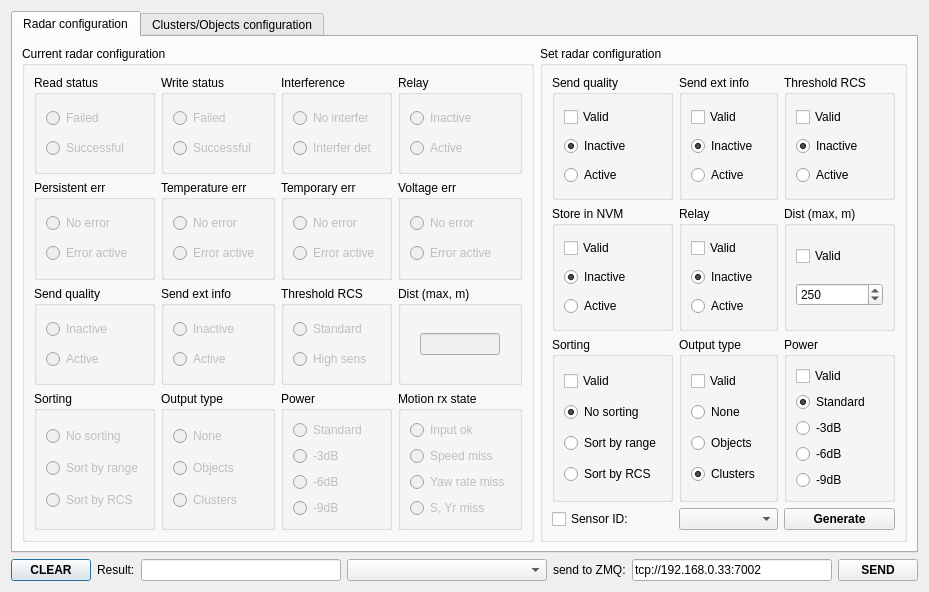
Before: the Qt Designer form dialogconfig.ui in anatoltrush/RadarVisual, drawn with Qt 5.
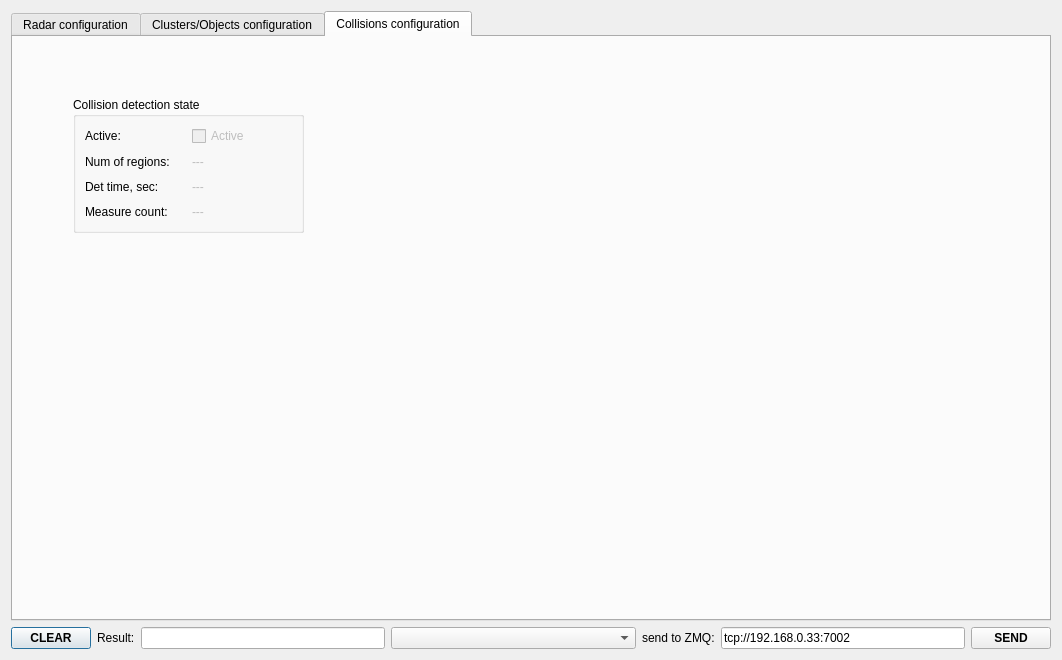
After: the same form once the commit is applied.

Commit message: Work with collisions

```diff
--- a/dialogconfig.ui
+++ b/dialogconfig.ui
@@ -6,8 +6,8 @@
    <rect>
     <x>0</x>
     <y>0</y>
-    <width>845</width>
-    <height>580</height>
+    <width>1062</width>
+    <height>660</height>
    </rect>
   </property>
   <property name="windowTitle">
@@ -26,6 +26,7 @@
       <widget class="QPushButton" name="pBClearResStr">
        <property name="font">
         <font>
+         <weight>75</weight>
          <bold>true</bold>
         </font>
        </property>
@@ -51,6 +52,7 @@
        </property>
        <property name="font">
         <font>
+         <weight>75</weight>
          <bold>true</bold>
         </font>
        </property>
@@ -69,6 +71,7 @@
        </property>
        <property name="font">
         <font>
+         <weight>75</weight>
          <bold>true</bold>
         </font>
        </property>
@@ -95,6 +98,7 @@
       <widget class="QPushButton" name="pBSend">
        <property name="font">
         <font>
+         <weight>75</weight>
          <bold>true</bold>
         </font>
        </property>
@@ -114,7 +118,7 @@
       </sizepolicy>
      </property>
      <property name="currentIndex">
-      <number>0</number>
+      <number>2</number>
      </property>
      <widget class="QWidget" name="tbRadarConfig">
       <attribute name="title">
@@ -1123,6 +1127,7 @@
            <widget class="QPushButton" name="pBGenRadConf">
             <property name="font">
              <font>
+              <weight>75</weight>
               <bold>true</bold>
              </font>
             </property>
@@ -2905,6 +2910,94 @@
        </item>
       </layout>
      </widget>
+     <widget class="QWidget" name="tbCollisionConfig">
+      <attribute name="title">
+       <string>Collisions configuration</string>
+      </attribute>
+      <widget class="QGroupBox" name="gBCurrCollSt">
+       <property name="geometry">
+        <rect>
+         <x>60</x>
+         <y>60</y>
+         <width>231</width>
+         <height>136</height>
+        </rect>
+       </property>
+       <property name="title">
+        <string>Collision detection state</string>
+       </property>
+       <layout class="QGridLayout" name="gridLayout_61">
+        <item row="0" column="0">
+         <widget class="QLabel" name="label_59">
+          <property name="text">
+           <string>Active:</string>
+          </property>
+         </widget>
+        </item>
+        <item row="0" column="1">
+         <widget class="QCheckBox" name="cBCurrCollStAct">
+          <property name="enabled">
+           <bool>false</bool>
+          </property>
+          <property name="text">
+           <string>Active</string>
+          </property>
+         </widget>
+        </item>
+        <item row="1" column="0">
+         <widget class="QLabel" name="label_60">
+          <property name="text">
+           <string>Num of regions:</string>
+          </property>
+         </widget>
+        </item>
+        <item row="1" column="1">
+         <widget class="QLabel" name="lCurrCollStNof">
+          <property name="enabled">
+           <bool>false</bool>
+          </property>
+          <property name="text">
+           <string>---</string>
+          </property>
+         </widget>
+        </item>
+        <item row="2" column="0">
+         <widget class="QLabel" name="label_61">
+          <property name="text">
+           <string>Det time, sec:</string>
+          </property>
+         </widget>
+        </item>
+        <item row="2" column="1">
+         <widget class="QLabel" name="lCurrCollStDetTim">
+          <property name="enabled">
+           <bool>false</bool>
+          </property>
+          <property name="text">
+           <string>---</string>
+          </property>
+         </widget>
+        </item>
+        <item row="3" column="0">
+         <widget class="QLabel" name="label_62">
+          <property name="text">
+           <string>Measure count:</string>
+          </property>
+         </widget>
+        </item>
+        <item row="3" column="1">
+         <widget class="QLabel" name="lCurrCollStMeas">
+          <property name="enabled">
+           <bool>false</bool>
+          </property>
+          <property name="text">
+           <string>---</string>
+          </property>
+         </widget>
+        </item>
+       </layout>
+      </widget>
+     </widget>
     </widget>
    </item>
   </layout>
```
Left out of the diff: 5 changed lines with no effect on the pictures. The commit also changes 10 other files.
